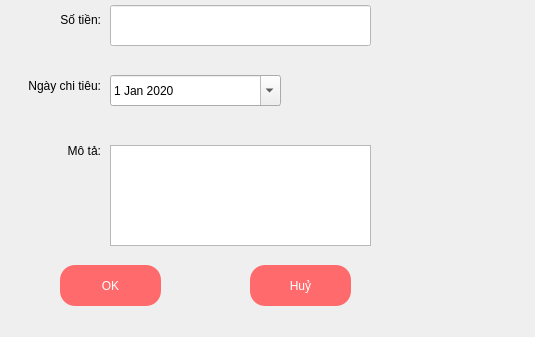
First picture: the form in QuanLyChiTieu/chitieu.ui, repository derektruong/ExpenseManagement, before the edit; both pictures show x 130 to 665 and y 205 to 542 of the 665 by 542 pixel window.
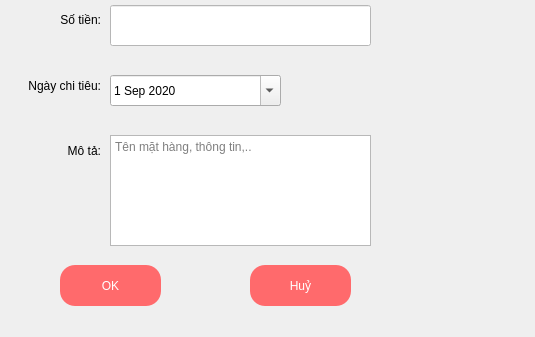
Second picture: the form after the edit.

```diff
--- a/QuanLyChiTieu/chitieu.ui
+++ b/QuanLyChiTieu/chitieu.ui
@@ -77,6 +77,9 @@
    <property name="styleSheet">
     <string notr="true">font: 75 18pt &quot;Segoe UI&quot;;</string>
    </property>
+   <property name="alignment">
+    <set>Qt::AlignLeading|Qt::AlignLeft|Qt::AlignVCenter</set>
+   </property>
    <property name="currentSection">
     <enum>QDateTimeEdit::DaySection</enum>
    </property>
@@ -86,7 +89,7 @@
    <property name="date">
     <date>
      <year>2020</year>
-     <month>1</month>
+     <month>9</month>
      <day>1</day>
     </date>
    </property>
@@ -95,13 +98,16 @@
    <property name="geometry">
     <rect>
      <x>240</x>
-     <y>350</y>
+     <y>340</y>
      <width>261</width>
-     <height>101</height>
+     <height>111</height>
     </rect>
    </property>
    <property name="styleSheet">
-    <string notr="true">font: 16pt &quot;Segoe UI&quot;;</string>
+    <string notr="true">font: 14pt &quot;Segoe UI&quot;;</string>
+   </property>
+   <property name="placeholderText">
+    <string>Tên mặt hàng, thông tin,..</string>
    </property>
   </widget>
   <widget class="QLabel" name="label_ThemChiTieu">
```
Left out of the diff: 3 changed lines with no effect on the pictures.
